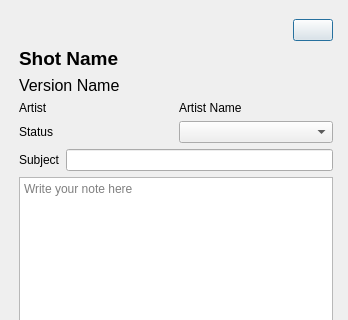
Qt form shotgrid.ui (mswed/anny) before a commit; both pictures show x 0 to 348 and y 0 to 320 of the 348 by 577 pixel window.
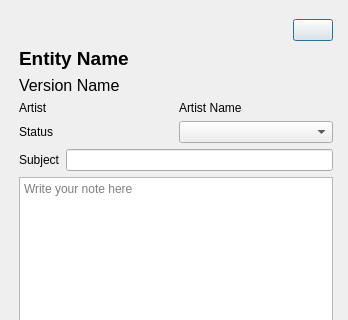
The same form after that commit. The open tabs and pages were chosen to show the change. Icons and pictures are not drawn. Custom widgets are drawn as their Qt base class.

Commit message: fixed entity name and version name in the UI so we can see the full name

Diff of the .ui file:
```diff
--- a/shotgrid.ui
+++ b/shotgrid.ui
@@ -83,32 +83,6 @@
             </property>
            </widget>
           </item>
-          <item row="1" column="0">
-           <widget class="QLabel" name="versionNameLabel">
-            <property name="font">
-             <font>
-              <pointsize>12</pointsize>
-             </font>
-            </property>
-            <property name="text">
-             <string>Version Name</string>
-            </property>
-           </widget>
-          </item>
-          <item row="0" column="0">
-           <widget class="QLabel" name="entityNameLabel">
-            <property name="font">
-             <font>
-              <pointsize>14</pointsize>
-              <weight>75</weight>
-              <bold>true</bold>
-             </font>
-            </property>
-            <property name="text">
-             <string>Shot Name</string>
-            </property>
-           </widget>
-          </item>
           <item row="2" column="0">
            <widget class="QLabel" name="artistLabel">
             <property name="text">
@@ -126,6 +100,38 @@
           <item row="3" column="1">
            <widget class="QComboBox" name="statusCb"/>
           </item>
+          <item row="0" column="0" colspan="2">
+           <widget class="QLabel" name="entityNameLabel">
+            <property name="font">
+             <font>
+              <pointsize>14</pointsize>
+              <weight>75</weight>
+              <bold>true</bold>
+             </font>
+            </property>
+            <property name="text">
+             <string>Entity Name</string>
+            </property>
+           </widget>
+          </item>
+          <item row="1" column="0" colspan="2">
+           <widget class="QLabel" name="versionNameLabel">
+            <property name="sizePolicy">
+             <sizepolicy hsizetype="Preferred" vsizetype="Preferred">
+              <horstretch>0</horstretch>
+              <verstretch>0</verstretch>
+             </sizepolicy>
+            </property>
+            <property name="font">
+             <font>
+              <pointsize>12</pointsize>
+             </font>
+            </property>
+            <property name="text">
+             <string>Version Name</string>
+            </property>
+           </widget>
+          </item>
          </layout>
         </item>
         <item>
```
Left out of the diff: 4 changed lines with no effect on the pictures. The commit also changes 1 other file.
